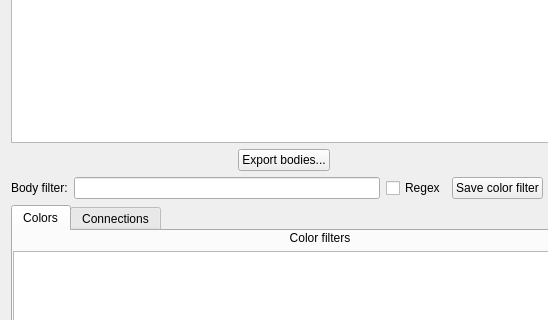
Before: the Qt Designer form neurolabi/gui/dialogs/flyembodyinfodialog.ui in janelia-flyem/NeuTu, drawn with Qt 5; both pictures show x 0 to 548 and y 218 to 538 of the 640 by 800 pixel window.
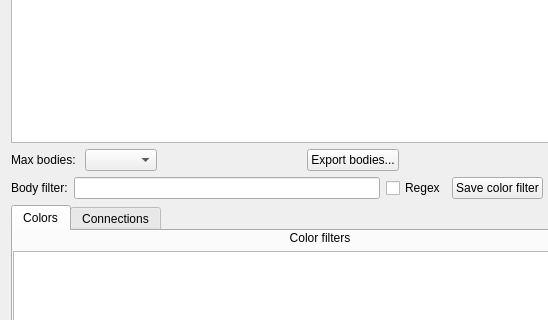
After: the same form once the commit is applied.

Commit message: added UI for controlling how many bodies are loaded

The edit to the form file:
```diff
--- a/neurolabi/gui/dialogs/flyembodyinfodialog.ui
+++ b/neurolabi/gui/dialogs/flyembodyinfodialog.ui
@@ -51,6 +51,16 @@
      <property name="bottomMargin">
       <number>0</number>
      </property>
+     <item>
+      <widget class="QLabel" name="label_3">
+       <property name="text">
+        <string>Max bodies: </string>
+       </property>
+      </widget>
+     </item>
+     <item>
+      <widget class="QComboBox" name="maxBodiesMenu"/>
+     </item>
      <item>
       <spacer name="horizontalSpacer">
        <property name="orientation">
@@ -64,13 +74,6 @@
        </property>
       </spacer>
      </item>
-     <item>
-      <widget class="QLabel" name="statusLabel">
-       <property name="text">
-        <string/>
-       </property>
-      </widget>
-     </item>
      <item>
       <widget class="QPushButton" name="exportBodiesButton">
        <property name="text">
```
The commit also changes 2 other files.
